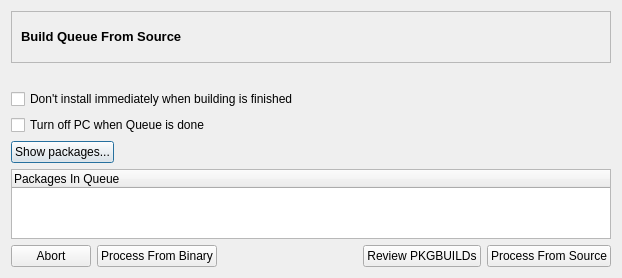
The window that trunk/ui/reviewBuildingDialog.ui (drf/shaman1) describes before a commit, drawn with Qt 5.
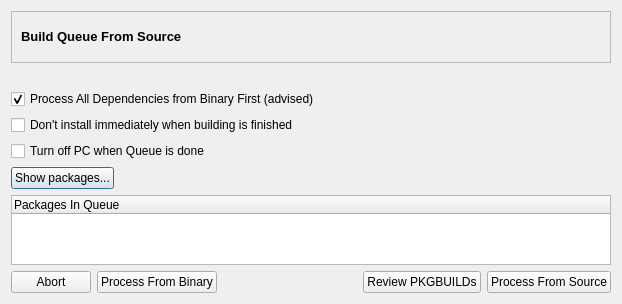
The same window after the commit. Icons and pictures are not drawn.

Patch:
```diff
--- a/trunk/ui/reviewBuildingDialog.ui
+++ b/trunk/ui/reviewBuildingDialog.ui
@@ -6,7 +6,7 @@
     <x>0</x>
     <y>0</y>
     <width>622</width>
-    <height>237</height>
+    <height>257</height>
    </rect>
   </property>
   <property name="windowTitle" >
@@ -75,6 +75,16 @@
        </property>
       </widget>
      </item>
+     <item>
+      <widget class="QCheckBox" name="depsWizardBox" >
+       <property name="text" >
+        <string>Process All Dependencies from Binary First (advised)</string>
+       </property>
+       <property name="checked" >
+        <bool>true</bool>
+       </property>
+      </widget>
+     </item>
      <item>
       <widget class="QCheckBox" name="noProcessBox" >
        <property name="toolTip" >
```
